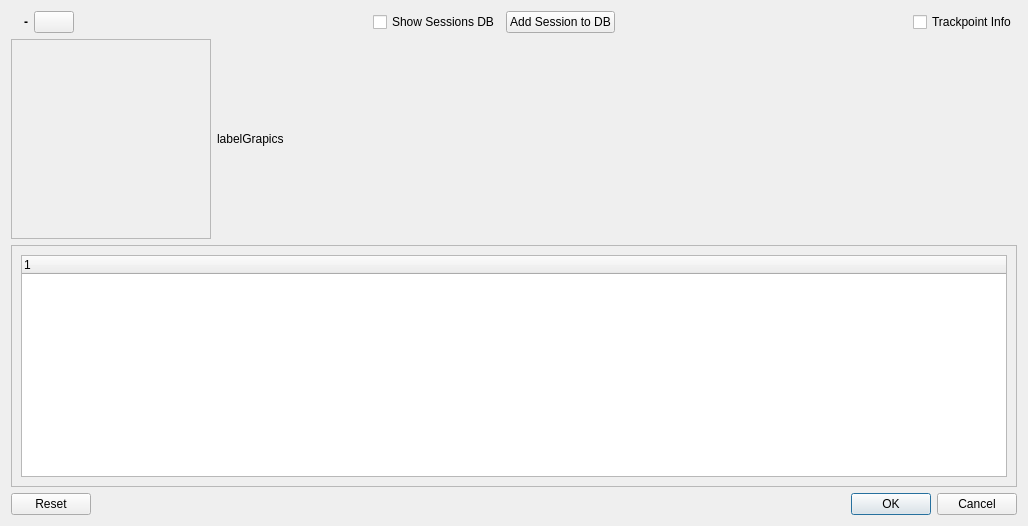
This is src/qmapshack/gis/trk/IFitDataDialog.ui in kkarsten62/qmapshack as Qt 5 draws it before an edit. The edited form follows.
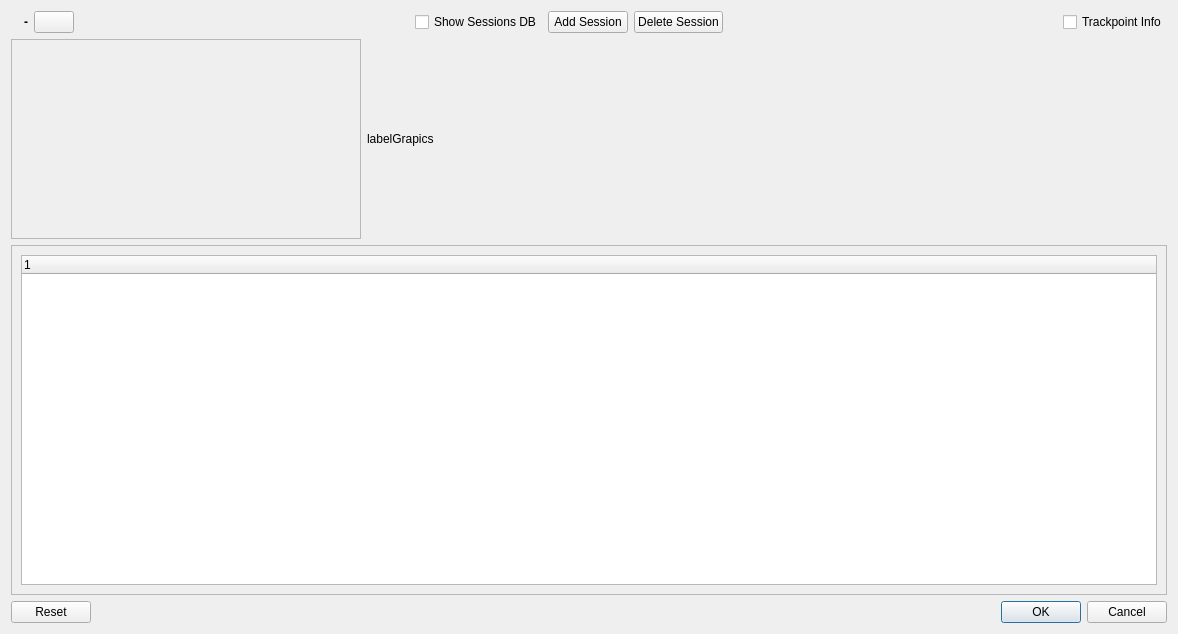
This is the edited form. Icons and pictures are not drawn.

Diff of the .ui file:
```diff
--- a/src/qmapshack/gis/trk/IFitDataDialog.ui
+++ b/src/qmapshack/gis/trk/IFitDataDialog.ui
@@ -6,8 +6,8 @@
    <rect>
     <x>0</x>
     <y>0</y>
-    <width>1026</width>
-    <height>526</height>
+    <width>1126</width>
+    <height>634</height>
    </rect>
   </property>
   <property name="windowTitle">
@@ -82,11 +82,20 @@
      <item>
       <widget class="QPushButton" name="pushAddSessionToDb">
        <property name="text">
-        <string>Add Session to DB</string>
+        <string>Add Session</string>
        </property>
        <property name="icon">
-        <iconset resource="../../resources.qrc">
-         <normaloff>:/icons/32x32/DatabaseSync.png</normaloff>:/icons/32x32/DatabaseSync.png</iconset>
+        <iconset theme="QIcon::ThemeIcon::ListAdd"/>
+       </property>
+      </widget>
+     </item>
+     <item>
+      <widget class="QPushButton" name="pushRemoveSessionFromDb">
+       <property name="text">
+        <string>Delete Session</string>
+       </property>
+       <property name="icon">
+        <iconset theme="QIcon::ThemeIcon::ListRemove"/>
        </property>
       </widget>
      </item>
@@ -122,8 +131,8 @@
       <widget class="QFrame" name="frameMiv">
        <property name="minimumSize">
         <size>
-         <width>200</width>
-         <height>0</height>
+         <width>350</width>
+         <height>200</height>
         </size>
        </property>
        <property name="frameShape">
@@ -171,6 +180,12 @@
      <layout class="QHBoxLayout" name="horizontalLayout">
       <item>
        <widget class="QTreeWidget" name="treeTable">
+        <property name="minimumSize">
+         <size>
+          <width>0</width>
+          <height>300</height>
+         </size>
+        </property>
         <property name="sortingEnabled">
          <bool>false</bool>
         </property>
```
